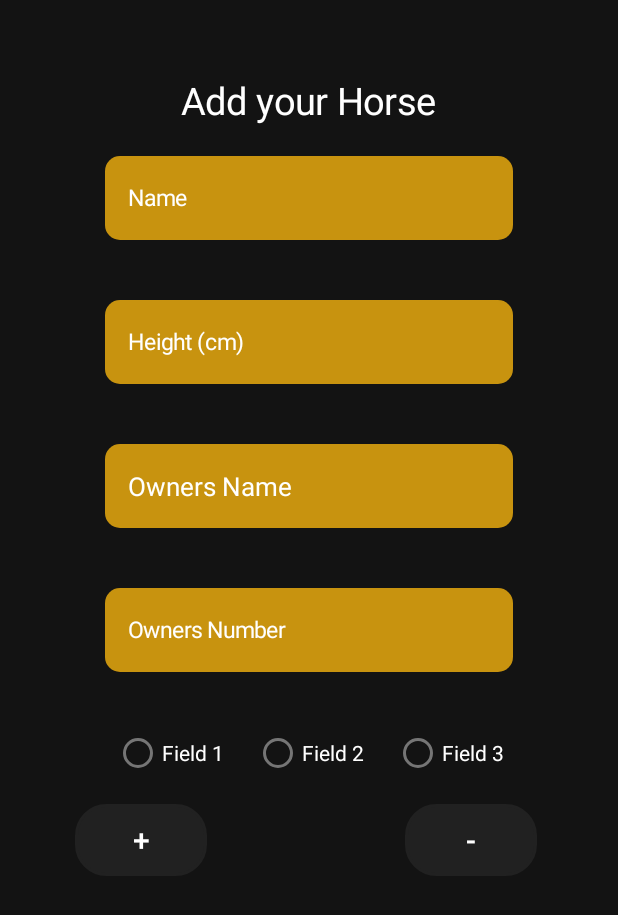
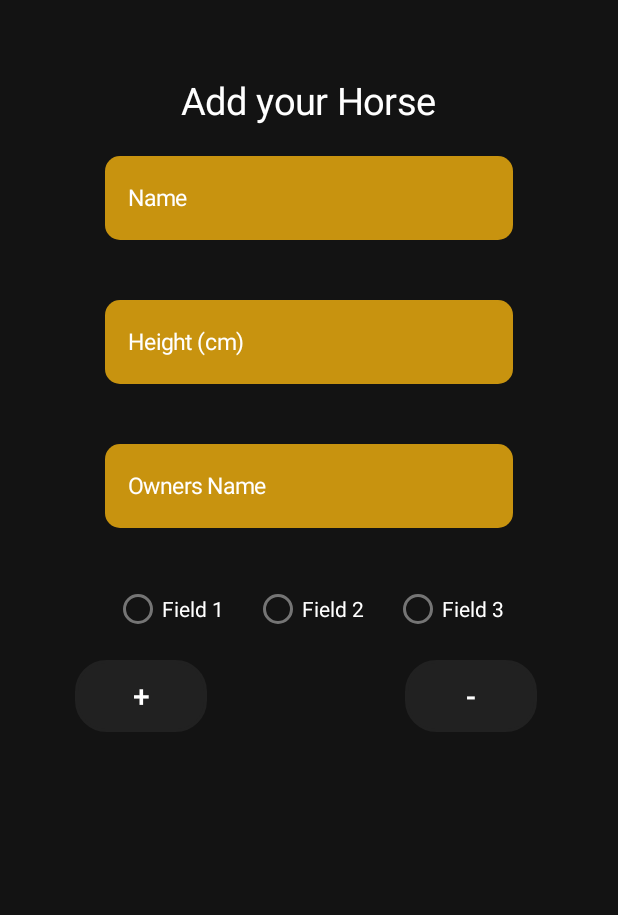
Before and after one commit to MrGamePLAY1/HorseTracker, an Android app: the HorseActivity screen opened directly, with no data from a screen before it, on a phone screen of 412 x 824 dp. Shown: the top 915 px of the screen. Run offline under Robolectric (Android 15) with nearby library versions, the phone set to English and light mode, and no system bars; our stand-ins replace Firebase (no records; nobody signed in at launch, a user with empty details on screens opened directly).

```diff
--- a/app/src/main/java/com/example/horsetracker/models/Horse.java
+++ b/app/src/main/java/com/example/horsetracker/models/Horse.java
@@ -14,18 +14,16 @@ public class Horse {
     public Boolean wormed;
     public int fieldPosition = 0;
     public String ownerName = null;
-    public int ownerNumber = 0;
 
     public Horse(){
         // Empty Constructor
     }
 
 
-    public Horse(String userID, String name, int height, String ownerName, int ownerNumber) {
+    public Horse(String userID, String name, int height, String ownerName) {
         this.name = name;
         this.height = height;
         this.ownerName = ownerName;
-        this.ownerNumber = ownerNumber;
     }
 
     @Exclude
@@ -37,7 +35,6 @@ public class Horse {
         result.put("wormed", wormed); // Boolean
         result.put("field", fieldPosition); // Int
         result.put("owner name", ownerName); // String
-        result.put("owner number", ownerNumber); // String
 
         return result;
     }
--- a/app/src/main/res/layout/activity_horse.xml
+++ b/app/src/main/res/layout/activity_horse.xml
@@ -66,17 +66,6 @@
                 android:background="@drawable/rounded_corner"
                 android:textSize="17sp" />
 
-            <EditText
-                android:id="@+id/horseOwnerNum"
-                android:textColor="#fff"
-                android:textColorHint="#FFFFFF"
-                android:padding="15dp"
-                android:hint="@string/owner_num"
-                android:layout_margin="20dp"
-                android:layout_width="match_parent"
-                android:layout_height="?actionBarSize"
-                android:background="@drawable/rounded_corner"
-                android:textSize="17sp" />
 
             <RadioGroup
                 android:layout_gravity="center"
--- a/app/src/main/res/values/strings.xml
+++ b/app/src/main/res/values/strings.xml
@@ -4,5 +4,5 @@
     <string name="name"><font size = "15">Name</font></string>
     <string name="your_horses"><font size = "25">Add your Horse</font></string>
     <string name="owner_num"><font size = "15">Owners Number</font></string>
-    <string name="horse_owner">Owners Name</string>
+    <string name="horse_owner"><font size = "15">Owners Name</font></string>
 </resources>
```
Also changed, not shown: app/src/main/java/com/example/horsetracker/HorseActivity.java (+10 -13 lines).
